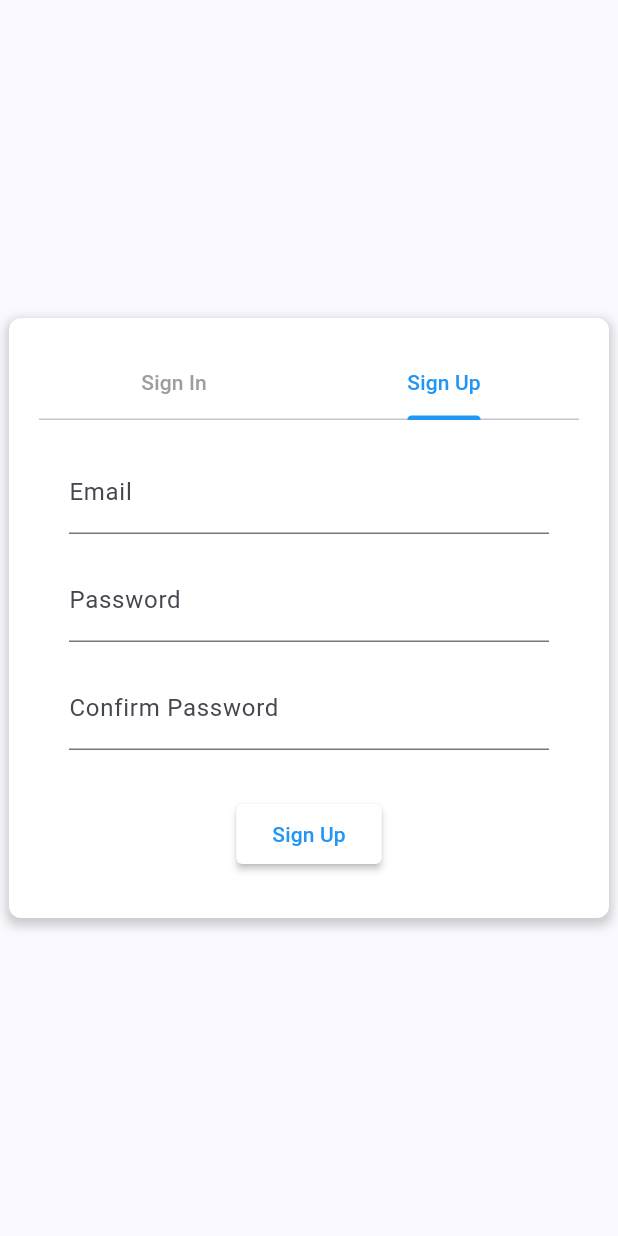
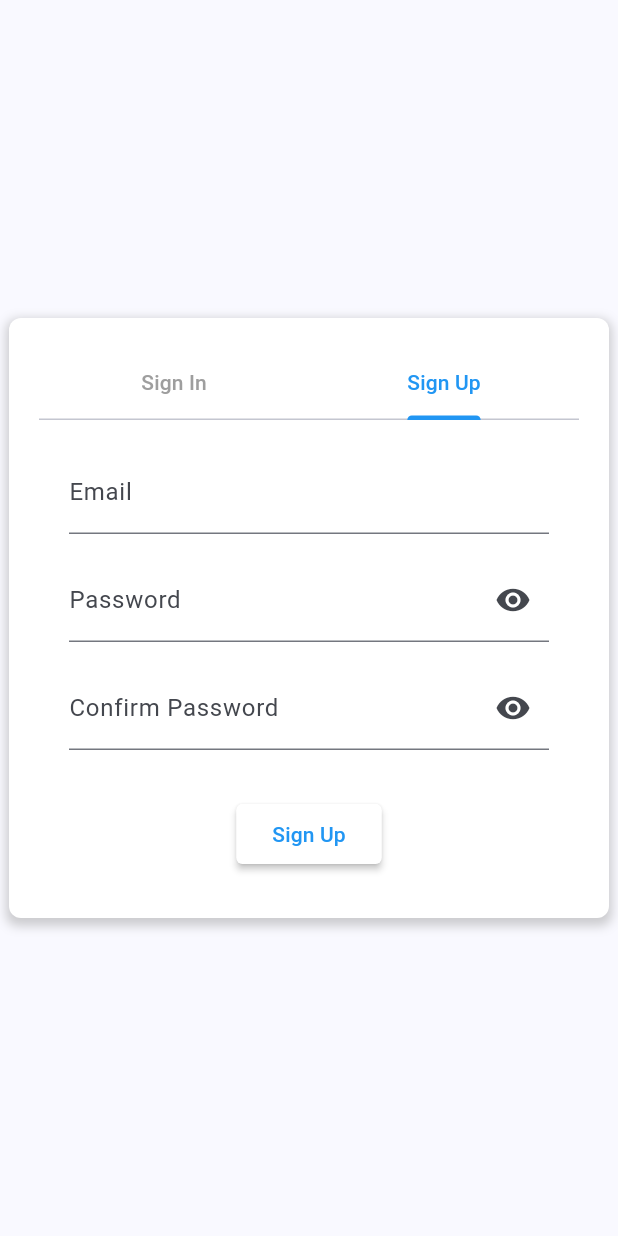
Before and after one commit to berkeyilmaz1/rent-a-car-flutter, a Flutter app: the AuthView screen opened directly, tab 2 chosen, on a phone screen of 412 x 824 dp. Run offline on Flutter 3.47's test engine with Material 3 defaults, Android fonts, the phone set to English and light mode, and no system bars; project files that could hold a hidden picture were left out.

Commit message:
auth view

```diff
--- a/analysis_options.yaml
+++ b/analysis_options.yaml
@@ -1 +1,4 @@
 include: package:very_good_analysis/analysis_options.yaml
+analyzer:
+  errors:
+    public_member_api_docs: ignore
--- a/lib/features/auth/view/sign_up_view.dart
+++ b/lib/features/auth/view/sign_up_view.dart
@@ -11,6 +11,7 @@ final class SignUpView extends StatefulWidget {
 }
 
 class _SignUpViewState extends State<SignUpView> {
+  bool obscureText = true;
   @override
   Widget build(BuildContext context) {
     return Padding(
@@ -23,13 +24,37 @@ class _SignUpViewState extends State<SignUpView> {
           ),
           const SizedBox(height: WidgetSizes.spacingM),
           TextFormField(
-            decoration: const InputDecoration(labelText: 'Password'),
-            obscureText: true,
+            decoration: InputDecoration(
+              labelText: 'Password',
+              suffixIcon: IconButton(
+                icon: Icon(
+                  obscureText ? Icons.visibility : Icons.visibility_off,
+                ),
+                onPressed: () {
+                  setState(() {
+                    obscureText = !obscureText;
+                  });
+                },
+              ),
+            ),
+            obscureText: obscureText,
           ),
           const SizedBox(height: WidgetSizes.spacingM),
           TextFormField(
-            decoration: const InputDecoration(labelText: 'Confirm Password'),
-            obscureText: true,
+            decoration: InputDecoration(
+              labelText: 'Confirm Password',
+              suffixIcon: IconButton(
+                icon: Icon(
+                  obscureText ? Icons.visibility : Icons.visibility_off,
+                ),
+                onPressed: () {
+                  setState(() {
+                    obscureText = !obscureText;
+                  });
+                },
+              ),
+            ),
+            obscureText: obscureText,
           ),
           const SizedBox(height: WidgetSizes.spacingXxl2),
           AuthButton(
--- a/lib/main.dart
+++ b/lib/main.dart
@@ -1,11 +1,11 @@
 import 'package:flutter/material.dart';
 import 'package:intl/date_symbol_data_local.dart';
-import 'package:rent_a_car/features/selection/view/selection_view.dart';
+import 'package:rent_a_car/features/auth/view/auth_view.dart';
 import 'package:rent_a_car/product/initialize/theme/theme.dart';
 
 void main() async {
   WidgetsFlutterBinding.ensureInitialized();
-  await initializeDateFormatting("tr_TR", null);
+  await initializeDateFormatting('tr_TR');
   runApp(const MyApp());
 }
 
@@ -21,7 +21,7 @@ class MyApp extends StatelessWidget {
       theme: customTheme.theme(CustomTheme.lightScheme()),
       darkTheme: customTheme.theme(CustomTheme.darkScheme()),
       themeMode: ThemeMode.light,
-      home: const SelectionView(),
+      home: const AuthView(),
     );
   }
 }
```
Also changed, not shown: lib/features/auth/view/sign_in_view.dart (+15 -2 lines), pubspec.lock.
